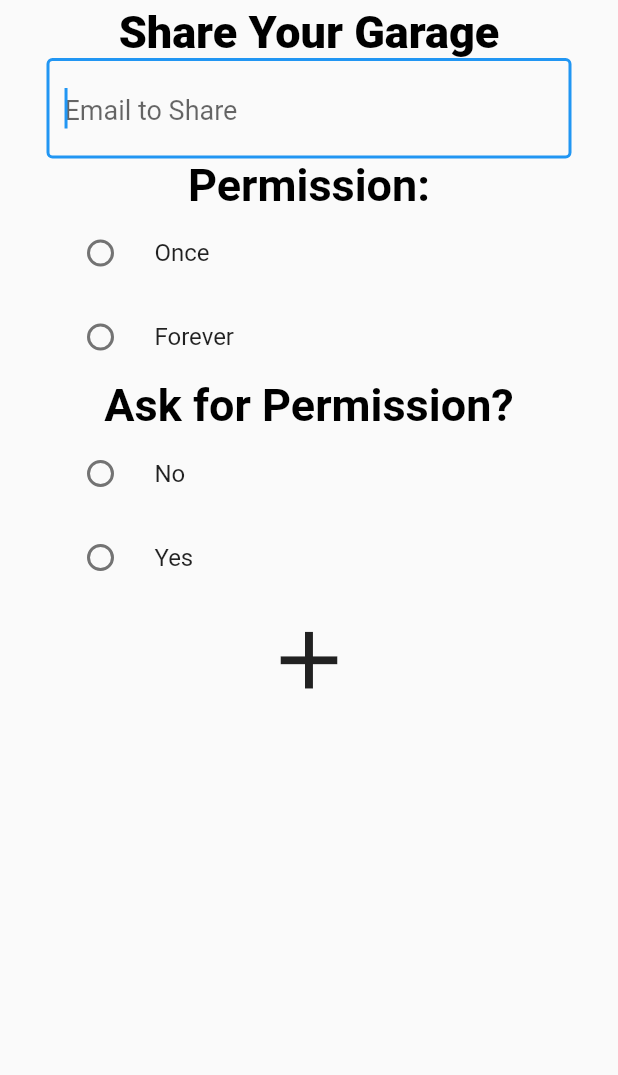
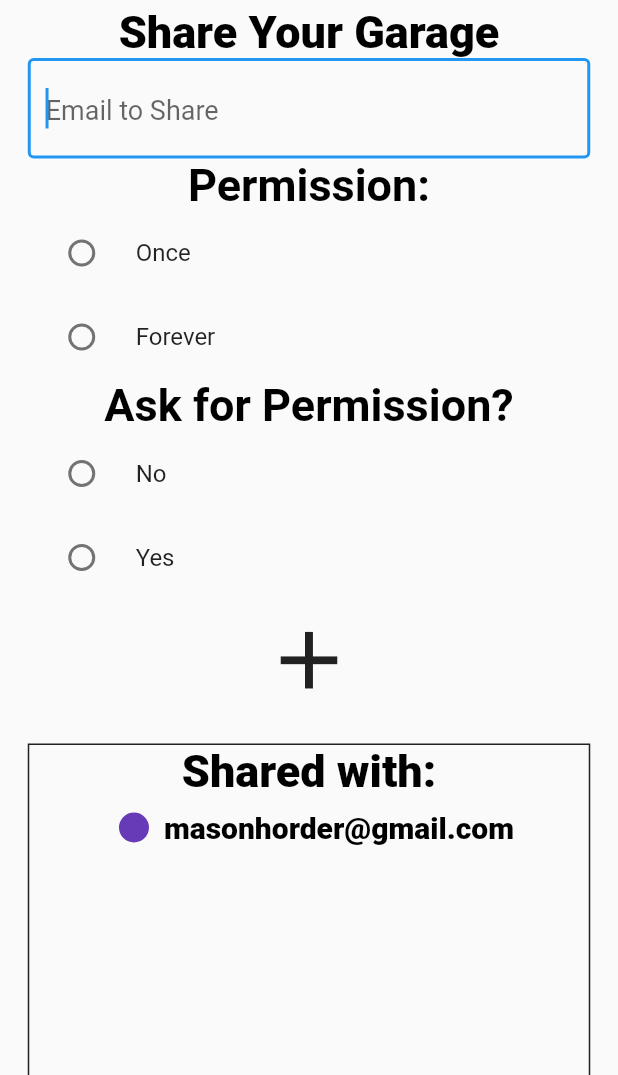
Before and after one commit to tvonsosen/smart-garage, a Flutter app: the screen it shows after launch, after a tap on the "ios share" icon, on a phone screen of 412 x 824 dp, the part 161-1236 px from its top. Run offline on Flutter 3.47's test engine with Material 2 defaults, Android fonts, the phone set to English and light mode, and no system bars.

Commit message:
My second commit

```diff
--- a/lib/main.dart
+++ b/lib/main.dart
@@ -4,7 +4,7 @@ import 'package:smart_garage/screens/homepage.dart';
 import 'package:smart_garage/screens/sharepage.dart';
 import 'package:smart_garage/style/global.dart';
 import 'package:smart_garage/functions/functions.dart';
-
+import 'package:smart_garage/style/pieces.dart';
 void main() {
   runApp(MyApp());
 }
@@ -100,7 +100,7 @@ class _SharePageState extends State<SharePage> {
               ),
             ),
             Container(
-              width: 350,
+              width: 375,
               child: Column(
                 children: [
                   Text('Share Your Garage', style: addButton),
@@ -176,6 +176,19 @@ class _SharePageState extends State<SharePage> {
                       onPressed: () {
                         print("Added");
                       }),
+                  Container(
+                    height: 275,
+                    margin:EdgeInsets.only(top:15),
+                    decoration: BoxDecoration (
+                      border: Border.all(color: Colors.black87),
+                      ),
+                    child: Column(
+                      children:[
+                        Text('Shared with:', style: addButton),
+                        shareLog()
+                      ]
+                    )
+                  )
                 ],
               ),
             ),
--- a/lib/screens/homepage.dart
+++ b/lib/screens/homepage.dart
@@ -37,6 +37,20 @@ homePage(BuildContext context) {
           margin: EdgeInsets.only(top:25),
           child: openButton(2),
         ),
+        Container(
+          height: 300,
+          margin:EdgeInsets.only(top:30, left: 15, right: 15),
+          decoration: BoxDecoration (
+            border: Border.all(color: Colors.black87),
+            ),
+          child: Column(
+            children:[
+              Text('Activity Log', style: addButton),
+              garageActivity()
+
+           ]
+          )
+            )
 
 
 
--- a/lib/style/pieces.dart
+++ b/lib/style/pieces.dart
@@ -102,3 +102,38 @@ garageStatus(int garageStatus){
       ]
     );  }
 }
+garageActivity(){
+    return Row(
+      mainAxisAlignment: MainAxisAlignment.center,
+      children:[
+        Container(
+          width: 20,
+          height: 20,
+          margin: EdgeInsets.all(10.0),
+          decoration: BoxDecoration(
+            color: Colors.green,
+            shape: BoxShape.circle
+          ),
+        ),
+        Text("3:17 PM - Closed by Trenton", style: currentStatusStyle),
+      ]
+    );
+  }
+
+shareLog(){
+    return Row(
+      mainAxisAlignment: MainAxisAlignment.center,
+      children:[
+        Container(
+          width: 20,
+          height: 20,
+          margin: EdgeInsets.all(10.0),
+          decoration: BoxDecoration(
+            color: Colors.deepPurple,
+            shape: BoxShape.circle
+          ),
+        ),
+        Text("masonhorder@gmail.com", style: currentStatusStyle),
+      ]
+    );
+  }
```
Lines whose indentation alone changed are shown as unchanged.
